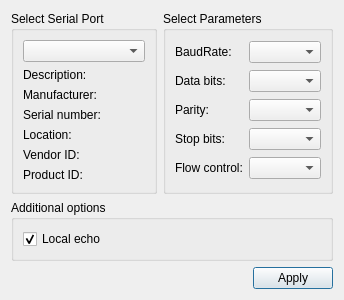
Before: the Qt Designer form settingsdialog.ui in gxm2052/AdapterTest, drawn with Qt 5.
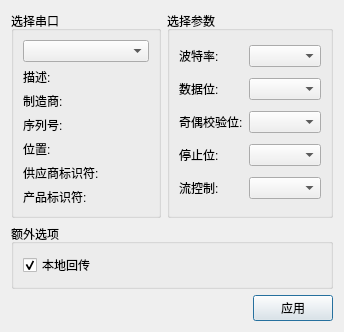
After: the same form once the commit is applied.

```diff
--- a/settingsdialog.ui
+++ b/settingsdialog.ui
@@ -17,7 +17,7 @@
    <item row="0" column="0">
     <widget class="QGroupBox" name="selectBox">
      <property name="title">
-      <string>Select Serial Port</string>
+      <string>选择串口</string>
      </property>
      <layout class="QGridLayout" name="gridLayout">
       <item row="0" column="0">
@@ -26,42 +26,42 @@
       <item row="1" column="0">
        <widget class="QLabel" name="descriptionLabel">
         <property name="text">
-         <string>Description:</string>
+         <string>描述:</string>
         </property>
        </widget>
       </item>
       <item row="2" column="0">
        <widget class="QLabel" name="manufacturerLabel">
         <property name="text">
-         <string>Manufacturer:</string>
+         <string>制造商:</string>
         </property>
        </widget>
       </item>
       <item row="3" column="0">
        <widget class="QLabel" name="serialNumberLabel">
         <property name="text">
-         <string>Serial number:</string>
+         <string>序列号:</string>
         </property>
        </widget>
       </item>
       <item row="4" column="0">
        <widget class="QLabel" name="locationLabel">
         <property name="text">
-         <string>Location:</string>
+         <string>位置:</string>
         </property>
        </widget>
       </item>
       <item row="5" column="0">
        <widget class="QLabel" name="vidLabel">
         <property name="text">
-         <string>Vendor ID:</string>
+         <string>供应商标识符:</string>
         </property>
        </widget>
       </item>
       <item row="6" column="0">
        <widget class="QLabel" name="pidLabel">
         <property name="text">
-         <string>Product ID:</string>
+         <string>产品标识符:</string>
         </property>
        </widget>
       </item>
@@ -71,13 +71,13 @@
    <item row="0" column="1">
     <widget class="QGroupBox" name="parametersBox">
      <property name="title">
-      <string>Select Parameters</string>
+      <string>选择参数</string>
      </property>
      <layout class="QGridLayout" name="gridLayout_2">
       <item row="0" column="0">
        <widget class="QLabel" name="baudRateLabel">
         <property name="text">
-         <string>BaudRate:</string>
+         <string>波特率:</string>
         </property>
        </widget>
       </item>
@@ -87,7 +87,7 @@
       <item row="1" column="0">
        <widget class="QLabel" name="dataBitsLabel">
         <property name="text">
-         <string>Data bits:</string>
+         <string>数据位:</string>
         </property>
        </widget>
       </item>
@@ -97,7 +97,7 @@
       <item row="2" column="0">
        <widget class="QLabel" name="parityLabel">
         <property name="text">
-         <string>Parity:</string>
+         <string>奇偶校验位:</string>
         </property>
        </widget>
       </item>
@@ -107,7 +107,7 @@
       <item row="3" column="0">
        <widget class="QLabel" name="stopBitsLabel">
         <property name="text">
-         <string>Stop bits:</string>
+         <string>停止位:</string>
         </property>
        </widget>
       </item>
@@ -117,7 +117,7 @@
       <item row="4" column="0">
        <widget class="QLabel" name="flowControlLabel">
         <property name="text">
-         <string>Flow control:</string>
+         <string>流控制:</string>
         </property>
        </widget>
       </item>
@@ -130,13 +130,13 @@
    <item row="1" column="0" colspan="2">
     <widget class="QGroupBox" name="additionalOptionsGroupBox">
      <property name="title">
-      <string>Additional options</string>
+      <string>额外选项</string>
      </property>
      <layout class="QVBoxLayout" name="verticalLayout">
       <item>
        <widget class="QCheckBox" name="localEchoCheckBox">
         <property name="text">
-         <string>Local echo</string>
+         <string>本地回传</string>
         </property>
         <property name="checked">
          <bool>true</bool>
@@ -164,7 +164,7 @@
      <item>
       <widget class="QPushButton" name="applyButton">
        <property name="text">
-        <string>Apply</string>
+        <string>应用</string>
        </property>
       </widget>
      </item>
```
